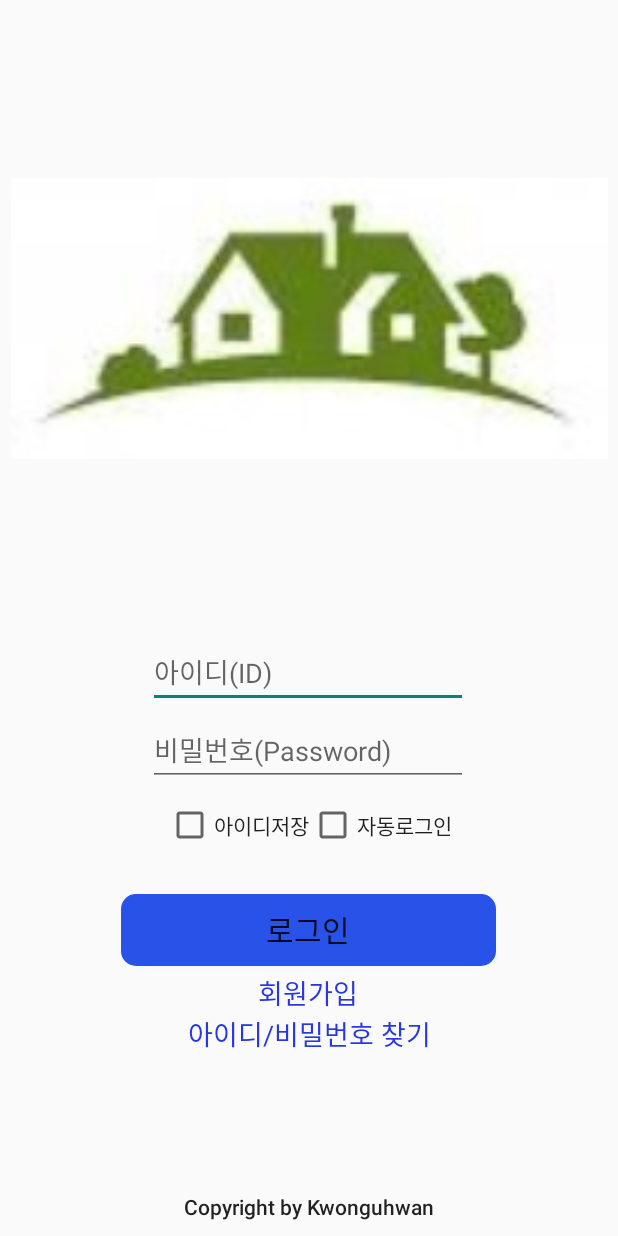
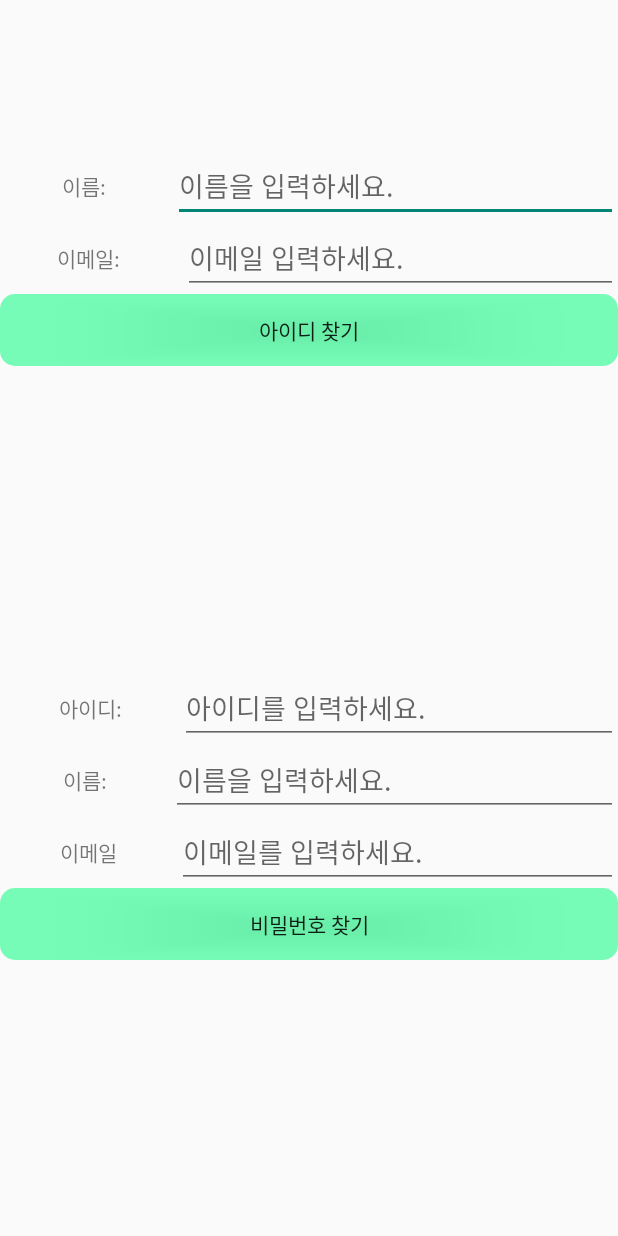
Before and after one commit to guhan589/MobilePrograaming_RecordRoom-ver2, an Android app: the screen it shows after launch (LoginActivity before the commit, FinduserActivity after it), after a tap on "아이디/비밀번호 찾기", on a phone screen of 412 x 824 dp. Run offline under Robolectric (Android 15) with nearby library versions, the phone set to English and light mode, and no system bars; our stand-ins replace Firebase (no records; nobody signed in at launch, a user with empty details on screens opened directly); 2 statements that could not run were skipped.

Commit message:
아이디 찾기 비밀번호 찾기

```diff
--- a/app/src/main/AndroidManifest.xml
+++ b/app/src/main/AndroidManifest.xml
@@ -17,7 +17,9 @@
         android:supportsRtl="true"
         android:theme="@style/Theme.RecordRoom"
         android:usesCleartextTraffic="true">
-        <activity android:name=".ui.home.DetailRoomActivity"></activity>
+        <activity android:name=".ui.finduser.FinduserPasswordActivity"></activity>
+        <activity android:name=".ui.finduser.FinduserActivity" />
+        <activity android:name=".ui.home.DetailRoomActivity" />
         <activity
             android:name=".ui.commom.WriteRemarkActivity"
             android:theme="@android:style/Theme.Dialog" />
--- a/app/src/main/java/com/example/recordroom/ui/login/LoginActivity.kt
+++ b/app/src/main/java/com/example/recordroom/ui/login/LoginActivity.kt
@@ -9,6 +9,7 @@ import com.example.recordroom.R
 import com.example.recordroom.ui.commom.Firebase_connection
 import com.example.recordroom.ui.home.HomeActivity
 import com.example.recordroom.model.SharedUserData
+import com.example.recordroom.ui.finduser.FinduserActivity
 import com.google.firebase.database.*
 import kotlinx.android.synthetic.main.activity_login.*
 
@@ -51,7 +52,7 @@ public class LoginActivity : AppCompatActivity() {
         }
 
         findTextView.setOnClickListener{//아이디 비빌번호찾기
-
+            startActivity(Intent(this,FinduserActivity::class.java))
         }
 
         autologin_btn.setOnClickListener{//자동로그인 체크박스 이벤트처리
--- /dev/null
+++ b/app/src/main/res/layout/activity_finduser_id.xml
@@ -0,0 +1,167 @@
+<?xml version="1.0" encoding="utf-8"?>
+<androidx.constraintlayout.widget.ConstraintLayout xmlns:android="http://schemas.android.com/apk/res/android"
+    xmlns:app="http://schemas.android.com/apk/res-auto"
+    xmlns:tools="http://schemas.android.com/tools"
+    android:layout_width="match_parent"
+    android:layout_height="match_parent"
+    tools:context=".ui.finduser.FinduserActivity">
+
+    <LinearLayout
+        android:id="@+id/linearLayout"
+        android:layout_width="match_parent"
+        android:layout_height="wrap_content"
+        android:layout_marginTop="100dp"
+        android:orientation="vertical"
+        app:layout_constraintEnd_toEndOf="parent"
+        app:layout_constraintStart_toStartOf="parent"
+        app:layout_constraintTop_toTopOf="parent">
+
+
+        <LinearLayout
+            android:layout_width="match_parent"
+            android:layout_height="match_parent"
+            android:orientation="horizontal">
+
+            <TextView
+                android:layout_width="wrap_content"
+                android:layout_height="match_parent"
+                android:layout_weight="1"
+                android:gravity="center"
+                android:text="이름: " />
+
+            <EditText
+                android:id="@+id/usernameEditText1"
+                android:layout_width="wrap_content"
+                android:layout_height="wrap_content"
+                android:layout_weight="1"
+                android:ems="10"
+                android:inputType="text"
+                android:hint="이름을 입력하세요." />
+        </LinearLayout>
+
+        <LinearLayout
+            android:layout_width="match_parent"
+            android:layout_height="match_parent"
+            android:orientation="horizontal">
+
+            <TextView
+                android:layout_width="wrap_content"
+                android:layout_height="match_parent"
+                android:layout_weight="1"
+                android:gravity="center"
+                android:text="이메일: " />
+
+            <EditText
+                android:id="@+id/useremailEditText1"
+                android:layout_width="wrap_content"
+                android:layout_height="wrap_content"
+                android:layout_weight="1"
+                android:ems="10"
+                android:inputType="textEmailAddress"
+                android:hint="이메일 입력하세요."/>
+        </LinearLayout>
+        <TextView
+            android:id="@+id/resultTextview1"
+            android:layout_width="match_parent"
+            android:gravity="center"
+            android:textSize="18sp"
+            android:visibility="gone"
+            android:layout_height="wrap_content"/>
+        <Button
+            android:id="@+id/idSendBtn"
+            android:layout_width="match_parent"
+            android:layout_height="wrap_content"
+            android:background="@drawable/addbtncolor"
+            android:text="아이디 찾기" />
+    </LinearLayout>
+
+    <LinearLayout
+        android:layout_width="match_parent"
+        android:layout_height="wrap_content"
+        android:layout_marginTop="20dp"
+        android:orientation="vertical"
+        app:layout_constraintBottom_toBottomOf="parent"
+        app:layout_constraintEnd_toEndOf="parent"
+        app:layout_constraintStart_toStartOf="parent"
+        app:layout_constraintTop_toBottomOf="@+id/linearLayout">
+
+        <LinearLayout
+            android:layout_width="match_parent"
+            android:layout_height="match_parent"
+            android:orientation="horizontal">
+
+            <TextView
+                android:layout_width="wrap_content"
+                android:layout_height="match_parent"
+                android:layout_weight="1"
+                android:gravity="center"
+                android:text="아이디:" />
+
+            <EditText
+                android:id="@+id/userIdEditText"
+                android:layout_width="wrap_content"
+                android:layout_height="wrap_content"
+                android:layout_weight="1"
+                android:ems="10"
+                android:inputType="textPersonName"
+                android:hint="아이디를 입력하세요."/>
+        </LinearLayout>
+
+        <LinearLayout
+            android:layout_width="match_parent"
+            android:layout_height="match_parent"
+            android:orientation="horizontal">
+
+            <TextView
+                android:layout_width="wrap_content"
+                android:layout_height="match_parent"
+                android:layout_weight="1"
+                android:gravity="center"
+                android:text="이름:" />
+
+            <EditText
+                android:id="@+id/usernameEditText2"
+                android:layout_width="wrap_content"
+                android:layout_height="wrap_content"
+                android:layout_weight="1"
+                android:ems="10"
+                android:inputType="textPersonName"
+                android:hint="이름을 입력하세요."/>
+        </LinearLayout>
+
+        <LinearLayout
+            android:layout_width="match_parent"
+            android:layout_height="match_parent"
+            android:orientation="horizontal">
+
+            <TextView
+                android:layout_width="wrap_content"
+                android:layout_height="match_parent"
+                android:layout_weight="1"
+                android:gravity="center"
+                android:text="이메일" />
+
+            <EditText
+                android:id="@+id/useremailEditText2"
+                android:layout_width="wrap_content"
+                android:layout_height="wrap_content"
+                android:layout_weight="1"
+                android:ems="10"
+                android:inputType="textEmailAddress"
+                android:hint="이메일를 입력하세요."/>
+        </LinearLayout>
+        <TextView
+            android:id="@+id/resultTextview2"
+            android:textSize="18sp"
+            android:layout_width="match_parent"
+            android:layout_height="wrap_content"
+            android:visibility="gone"
+            android:gravity="center"/>
+        <Button
+            android:id="@+id/passwdSendBtn"
+            android:layout_width="match_parent"
+            android:layout_height="wrap_content"
+            android:background="@drawable/addbtncolor"
+            android:text="비밀번호 찾기" />
+    </LinearLayout>
+</androidx.constraintlayout.widget.ConstraintLayout>
```
Also changed, not shown: app/src/main/java/com/example/recordroom/ui/finduser/FinduserActivity.kt (added, +206 -0 lines).
